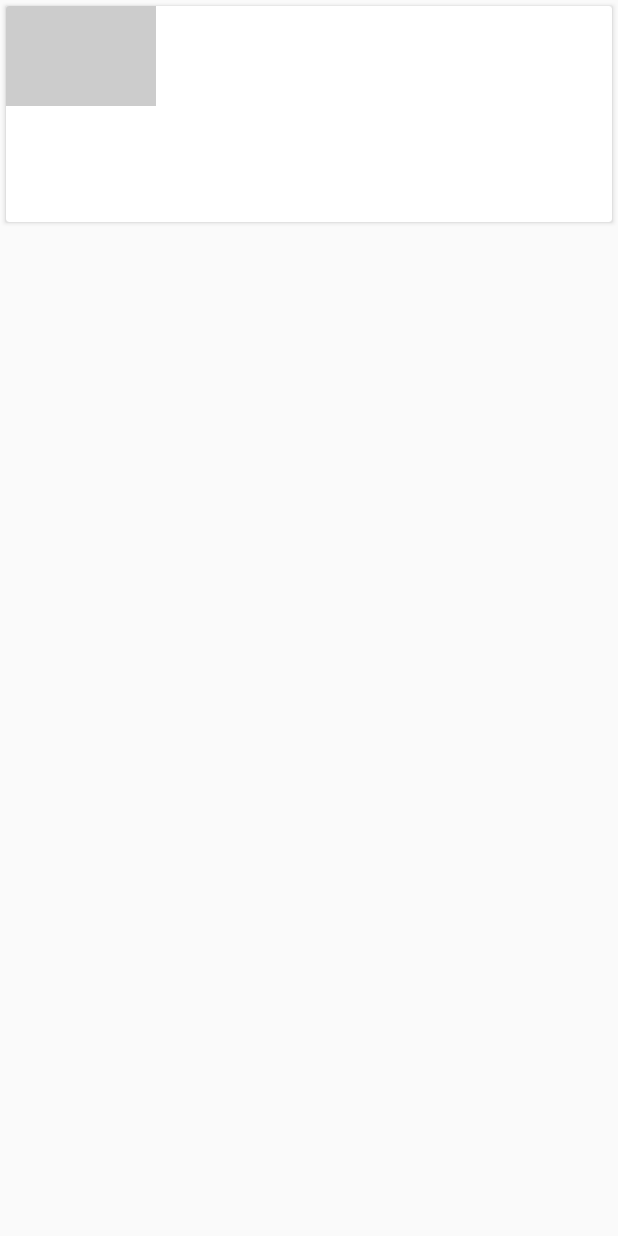
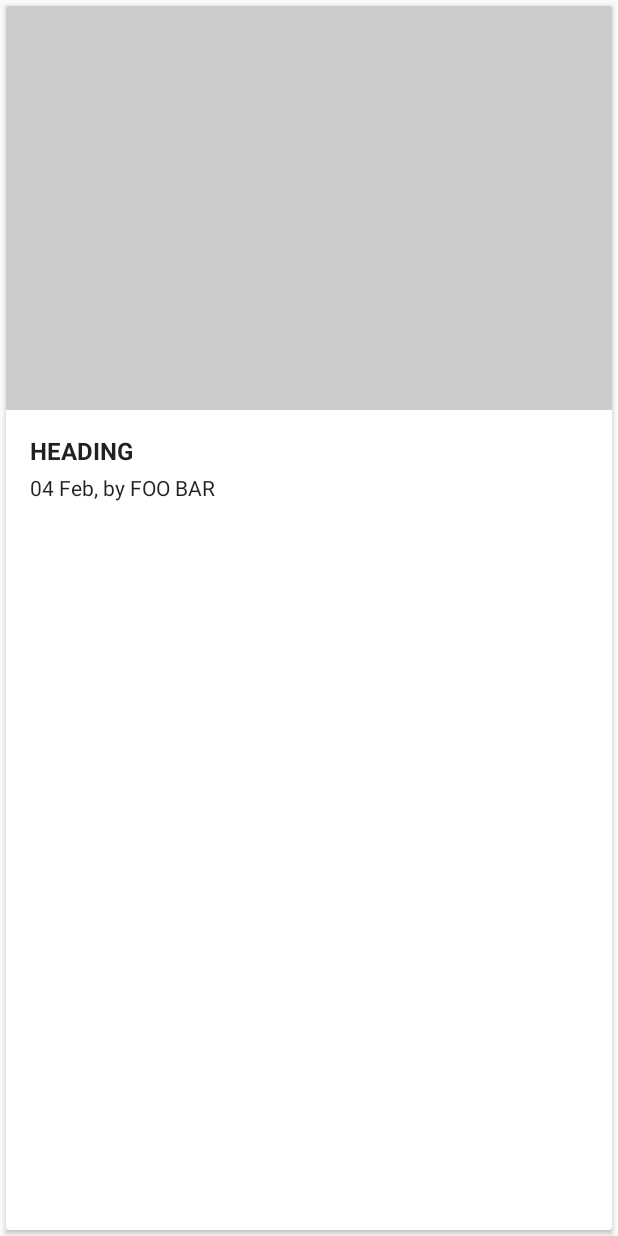
Before and after one commit to gowrishg/xyzreader, an Android app: the layout list_item_article.xml on its own in the app's theme, with its tools: preview values and no code run, on a phone screen of 412 x 824 dp. Run offline under Robolectric (Android 15) with nearby library versions, the phone set to English and light mode, and no system bars.

Commit message:
Fixes the card view as the text and image are rightly aligned.

```diff
--- /dev/null
+++ b/XYZReader/src/main/res/drawable/ic_filter_black_24dp.xml
@@ -0,0 +1,9 @@
+<vector xmlns:android="http://schemas.android.com/apk/res/android"
+        android:width="24dp"
+        android:height="24dp"
+        android:viewportWidth="24.0"
+        android:viewportHeight="24.0">
+    <path
+        android:fillColor="#FF000000"
+        android:pathData="M15.96,10.29l-2.75,3.54 -1.96,-2.36L8.5,15h11l-3.54,-4.71zM3,5L1,5v16c0,1.1 0.9,2 2,2h16v-2L3,21L3,5zM21,1L7,1c-1.1,0 -2,0.9 -2,2v14c0,1.1 0.9,2 2,2h14c1.1,0 2,-0.9 2,-2L23,3c0,-1.1 -0.9,-2 -2,-2zM21,17L7,17L7,3h14v14z"/>
+</vector>
--- a/XYZReader/src/main/res/layout/list_item_article.xml
+++ b/XYZReader/src/main/res/layout/list_item_article.xml
@@ -1,52 +1,51 @@
 <android.support.v7.widget.CardView xmlns:android="http://schemas.android.com/apk/res/android"
-    xmlns:app="http://schemas.android.com/apk/res-auto"
     android:layout_width="match_parent"
-    android:layout_height="wrap_content"
-    android:layout_marginLeft="4dp"
-    android:layout_marginRight="4dp"
-    android:layout_marginTop="4dp"
-    android:layout_marginBottom="4dp"
+    android:layout_height="match_parent"
+    android:layout_margin="4dp"
     android:clickable="true"
     android:focusable="true"
     android:foreground="?selectableItemBackground">
 
     <LinearLayout
         android:layout_width="match_parent"
-        android:layout_height="wrap_content"
+        android:layout_height="match_parent"
         android:orientation="vertical">
 
         <!--suppress AndroidLintContentDescription -->
         <com.example.xyzreader.ui.DynamicHeightNetworkImageView
             android:id="@+id/thumbnail"
-            android:layout_width="100dp"
-            android:layout_height="100dp"
-            android:background="@color/photo_placeholder" />
+            android:layout_width="match_parent"
+            android:layout_height="match_parent"
+            android:layout_gravity="center"
+            android:adjustViewBounds="true"
+            android:background="@color/photo_placeholder"
+            android:scaleType="centerCrop" />
 
         <TextView
             android:id="@+id/article_title"
             style="@style/TextAppearance.AppCompat.Subhead"
             android:layout_width="match_parent"
             android:layout_height="wrap_content"
+            android:ellipsize="end"
+            android:maxLines="4"
             android:paddingLeft="16dp"
+            android:paddingRight="16dp"
             android:paddingTop="16dp"
-            android:paddingRight="16dp"
-            android:paddingBottom="4dp"
-            android:textColor="@color/ltgray"
-            android:ellipsize="end"
-            android:maxLines="4" />
+            android:text="HEADING"
+            android:textStyle="bold" />
 
         <TextView
             android:id="@+id/article_subtitle"
             style="@style/TextAppearance.AppCompat.Body1"
             android:layout_width="match_parent"
             android:layout_height="wrap_content"
+            android:ellipsize="end"
+            android:maxLines="2"
+            android:paddingTop="4dp"
             android:paddingLeft="16dp"
             android:paddingRight="16dp"
             android:paddingBottom="16dp"
-            android:textColor="#6000"
-            android:maxLines="1"
-            android:singleLine="true"
-            android:ellipsize="end" />
+            android:text="04 Feb, by FOO BAR" />
     </LinearLayout>
 
 </android.support.v7.widget.CardView>
```
